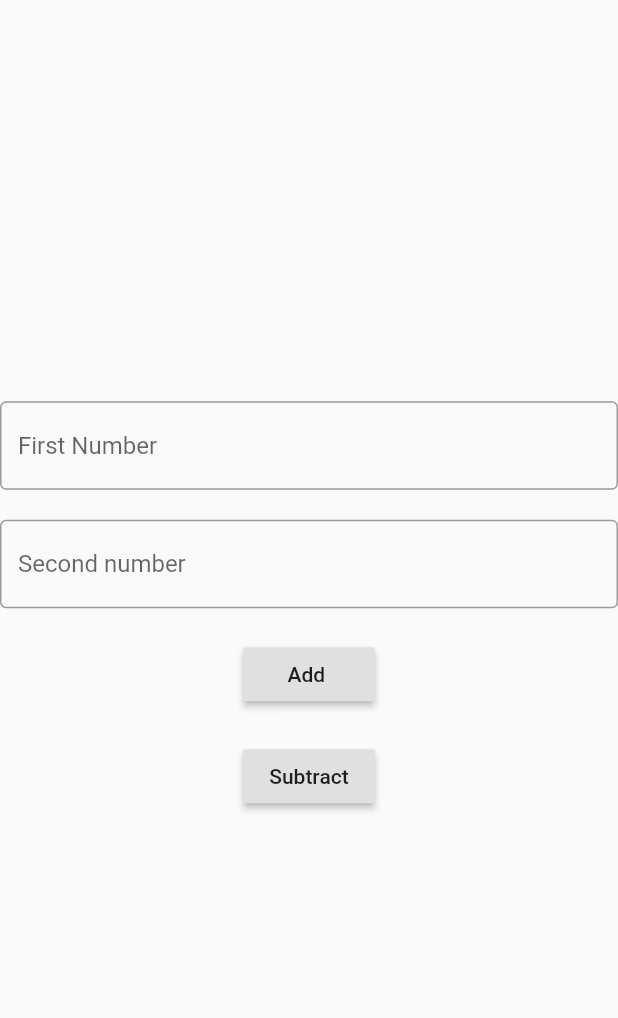
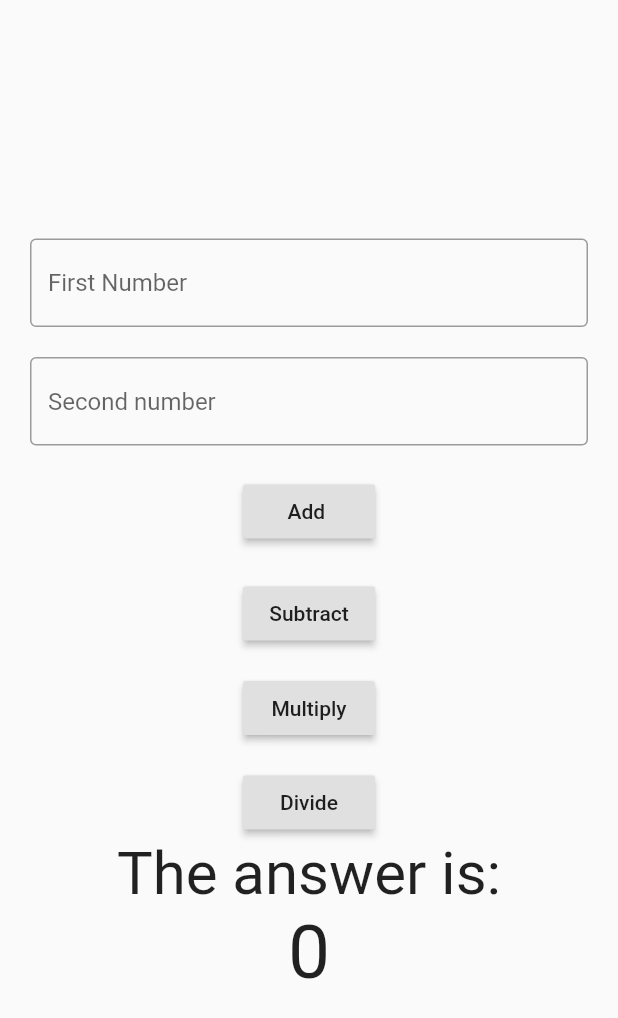
Before and after one commit to Esther145/Simple-Calculator-with-Flutter, a Flutter app: the screen it shows after launch, on a phone screen of 412 x 824 dp. Shown: the top 1018 px of the screen. Run offline on Flutter 3.47's test engine with Material 2 defaults, Android fonts, the phone set to English and light mode, and no system bars.

Commit message:
Simple Calculator + -* /

```diff
--- a/lib/main.dart
+++ b/lib/main.dart
@@ -13,7 +13,9 @@ class MyCal extends StatefulWidget {
 class _MyCalState extends State<MyCal> {
   TextEditingController fnum=TextEditingController();
   TextEditingController snum=TextEditingController();
-  int _a=0,_b=0,_c=0;
+  int _a=0;
+  int _b=0;
+  int _c=0;
   void _add()
   {
     setState(() {
@@ -37,15 +39,18 @@ class _MyCalState extends State<MyCal> {
   void _div()
   {
     setState(() {
-     // _c=_a/(_b);
+      _c=_a~/_b;
     });
   }
   @override
   Widget build(BuildContext context) {
     return MaterialApp(
       debugShowCheckedModeBanner:false ,
+
       home: Scaffold(
+
         body: Container(
+          margin: EdgeInsets.all(20.0),
           decoration: BoxDecoration(
             //image: DecorationImage(image: AssetImage(assetName))
           ),
@@ -95,6 +100,27 @@ class _MyCalState extends State<MyCal> {
                       }
                       ),
                       SizedBox(height: 15,),
+                      RaisedButton(
+                          child: Text("Multiply"),
+                          onPressed: ()
+                      {
+                        _a=int.parse(fnum.text);
+                        _b=int.parse(snum.text);
+                        _mul();
+                      }
+                      ),
+                      SizedBox(height: 15,),
+                      RaisedButton(
+                          child: Text("Divide"),
+                          onPressed: ()
+                      {
+                        _a=int.parse(fnum.text);
+                        _b=int.parse(snum.text);
+                        _div();
+                      }
+                      ),
+                      Text("The answer is:",style: TextStyle(fontSize: 40.0),),
+                      Text(_c.toString(),style:TextStyle(fontSize: 50.0,))
 
                     ],
                   )
```
